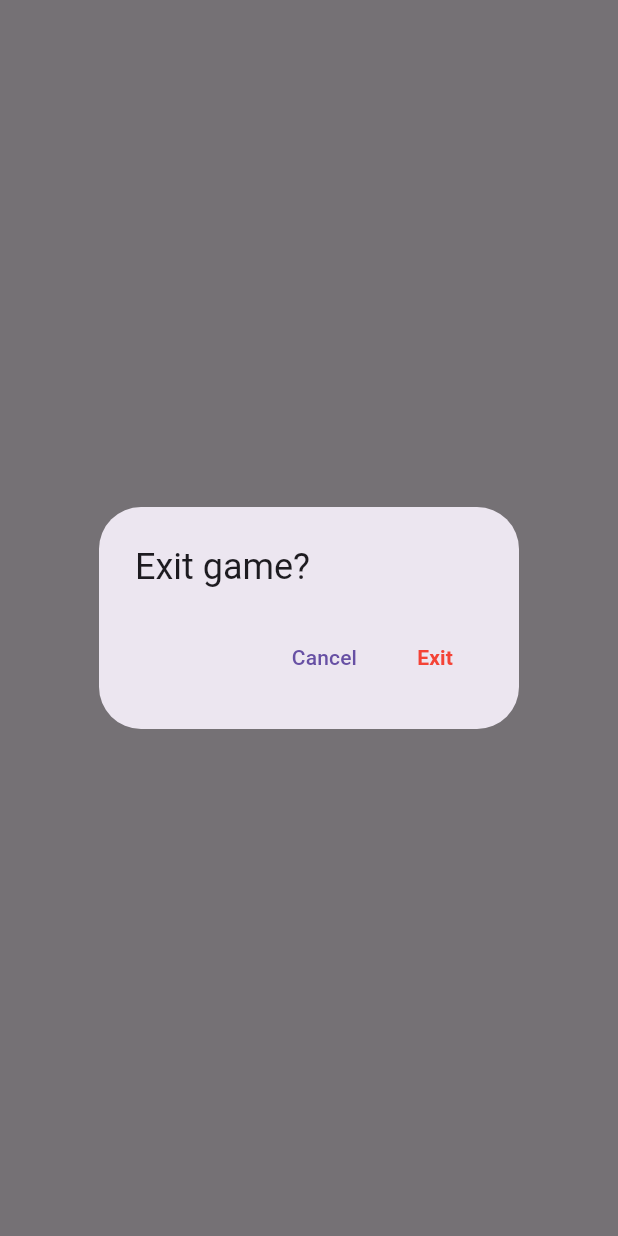
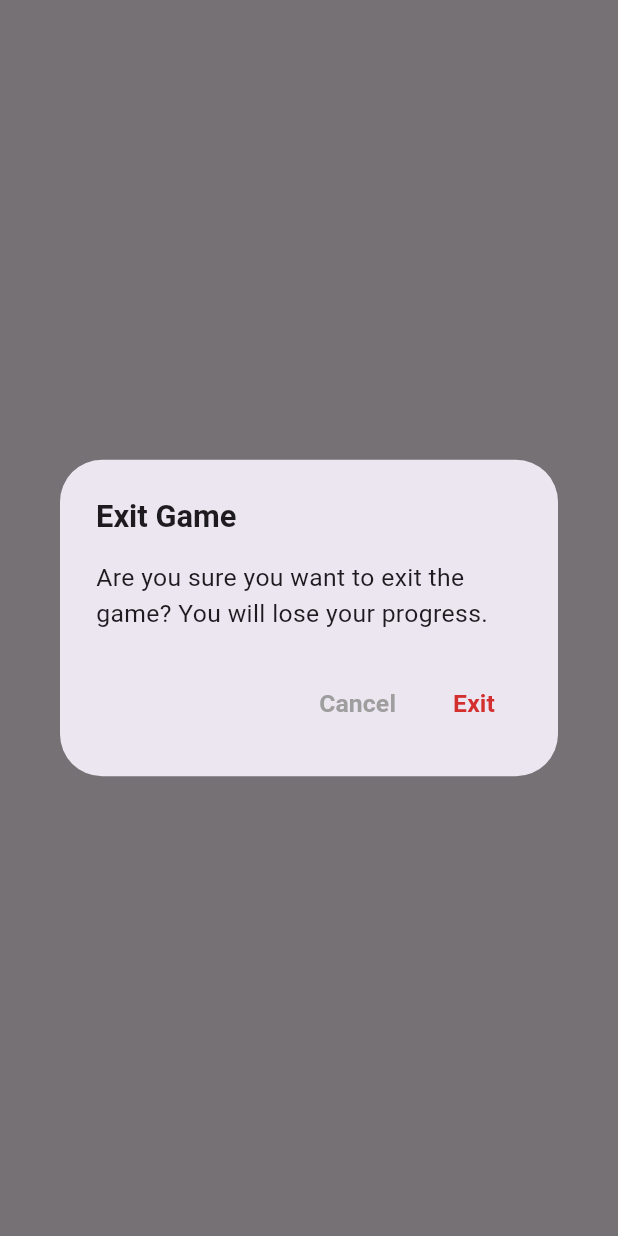
Before and after one commit to recepsenoglu/minesweeper, a Flutter app: what exitGame() shows on an empty page, opened directly with empty values, on a phone screen of 412 x 824 dp. Run offline on Flutter 3.47's test engine with Material 3 defaults, Android fonts, the phone set to English and light mode, and no system bars; our stand-ins replace google_fonts, just_audio, shared_preferences; accounts and stored records are empty.

Commit message:
exit game popup update

```diff
--- a/lib/utils/game_strings.dart
+++ b/lib/utils/game_strings.dart
@@ -14,10 +14,15 @@ class GameStrings {
 
   // Game
   static const String skip = 'Skip';
-  static const String exit = 'Exit';
   static const String playAgain = 'Play Again';
   static const String tryAgain = 'Try Again';
+
+  // Popup
   static const String win = 'You Win!';
   static const String lose = 'You Lose!';
-  static const String bestTime = 'Best Time';
+  static const String exitGame = "Exit Game";
+  static const String exitGameDescription =
+      "Are you sure you want to exit the game? You will lose your progress.";
+  static const String cancel = "Cancel";
+  static const String exit = "Exit";
 }
--- a/lib/widgets/game_popup_screen.dart
+++ b/lib/widgets/game_popup_screen.dart
@@ -1,9 +1,7 @@
 import 'package:flutter/material.dart';
-import 'package:minesweeper/utils/game_sizes.dart';
+import 'package:minesweeper/utils/exports.dart';
 
 import '../controller/game_controller.dart';
-import '../utils/game_colors.dart';
-import '../utils/game_images.dart';
 import '../view/home_view/home_view.dart';
 import 'play_again_button.dart';
 
@@ -103,19 +101,35 @@ class GamePopupScreen {
   }
 
   static void exitGame(BuildContext context, GameController gameController) {
-    const String title = "Exit game?";
-    const String strCancel = "Cancel";
-    const String strExit = "Exit";
     showDialog(
       context: context,
       builder: (context) => AlertDialog(
-        title: const Text(title),
+        title: Text(
+          GameStrings.exitGame,
+          style: TextStyle(
+            fontWeight: FontWeight.bold,
+            fontSize: GameSizes.getWidth(0.05),
+          ),
+        ),
+        content: Text(
+          GameStrings.exitGameDescription,
+          style: TextStyle(
+            fontSize: GameSizes.getWidth(0.04),
+          ),
+        ),
         actions: [
           TextButton(
             onPressed: () {
               Navigator.pop(context);
             },
-            child: const Text(strCancel),
+            child: Text(
+              GameStrings.cancel,
+              style: TextStyle(
+                color: Colors.grey,
+                fontWeight: FontWeight.bold,
+                fontSize: GameSizes.getWidth(0.04),
+              ),
+            ),
           ),
           TextButton(
             onPressed: () {
@@ -126,11 +140,12 @@ class GamePopupScreen {
                   MaterialPageRoute(builder: (context) => const HomeView()),
                   (route) => false);
             },
-            child: const Text(
-              strExit,
+            child: Text(
+              GameStrings.exit,
               style: TextStyle(
-                color: Colors.red,
+                color: Colors.red.shade700,
                 fontWeight: FontWeight.bold,
+                fontSize: GameSizes.getWidth(0.04),
               ),
             ),
           ),
```
